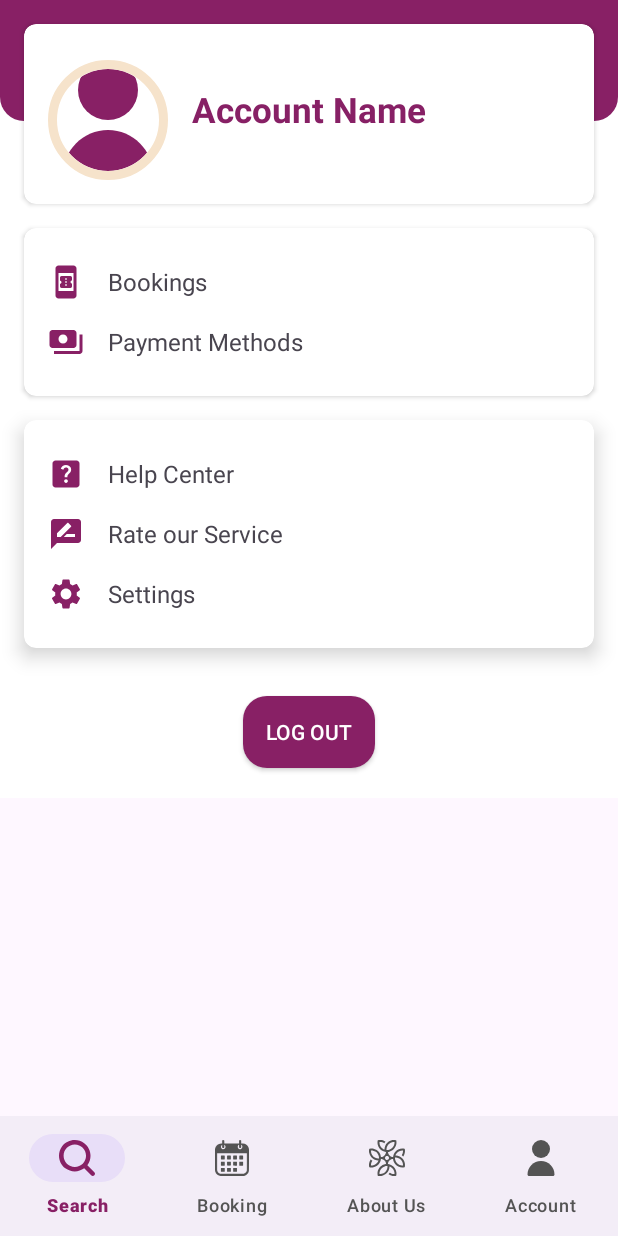
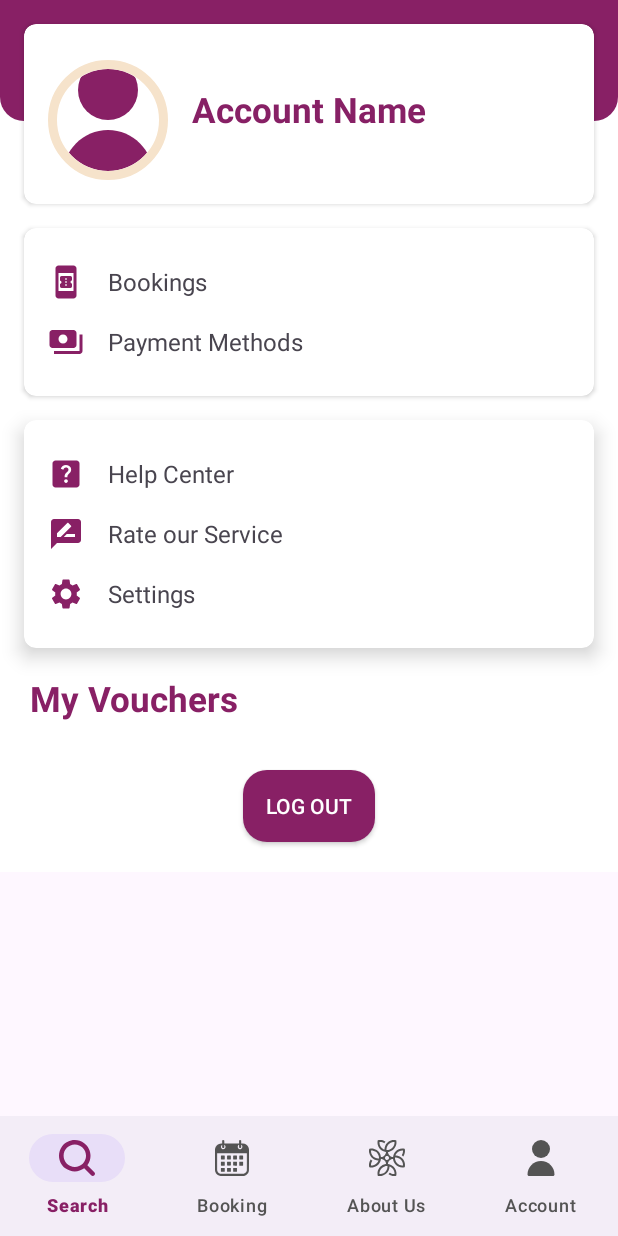
Before and after one commit to angelb9967/Nurad-Mobile, an Android app: the fragment Fragment_Account placed in its activity, on a phone screen of 412 x 824 dp. Run offline under Robolectric (Android 15) with nearby library versions, the light colour scheme and no system bars; our stand-ins replace CircleImageView, Firebase (no records; nobody signed in at launch, a user with empty details on screens opened directly), Picasso; Roboto replaces fonts that are not available here.

Commit message:
layout addition

```diff
--- a/app/src/main/res/layout/fragment__account.xml
+++ b/app/src/main/res/layout/fragment__account.xml
@@ -229,19 +229,33 @@
                 </LinearLayout>
             </androidx.cardview.widget.CardView>
 
-            <!-- Vouchers Section -->
+            <TextView
+                android:id="@+id/vouchers_ons_label"
+                android:layout_width="wrap_content"
+                android:layout_height="wrap_content"
+                android:layout_marginStart="20dp"
+                android:layout_marginTop="18dp"
+                android:text="My Vouchers"
+                android:textColor="#882065"
+                android:textSize="23sp"
+                android:textStyle="bold"
+                app:layout_constraintBottom_toTopOf="@+id/recycler_view_vouchers"
+                app:layout_constraintStart_toStartOf="parent"
+                app:layout_constraintTop_toBottomOf="@id/menu_options_2" />
+
             <androidx.recyclerview.widget.RecyclerView
                 android:id="@+id/recycler_view_vouchers"
                 android:layout_width="0dp"
                 android:layout_height="wrap_content"
                 android:layout_margin="16dp"
+                android:layout_marginTop="40dp"
+                app:layout_constraintBottom_toTopOf="@+id/LogoutBtn"
                 app:layout_constraintEnd_toEndOf="parent"
+                app:layout_constraintHorizontal_bias="1.0"
                 app:layout_constraintStart_toStartOf="parent"
-                app:layout_constraintTop_toBottomOf="@id/menu_options_2"
-                app:layout_constraintBottom_toTopOf="@+id/LogoutBtn"
+                app:layout_constraintTop_toBottomOf="@id/vouchers_ons_label"
                 tools:listitem="@layout/item_voucher" />
 
-            <!-- Log Out Button -->
             <androidx.appcompat.widget.AppCompatButton
                 android:id="@+id/LogoutBtn"
                 android:layout_width="wrap_content"
```
